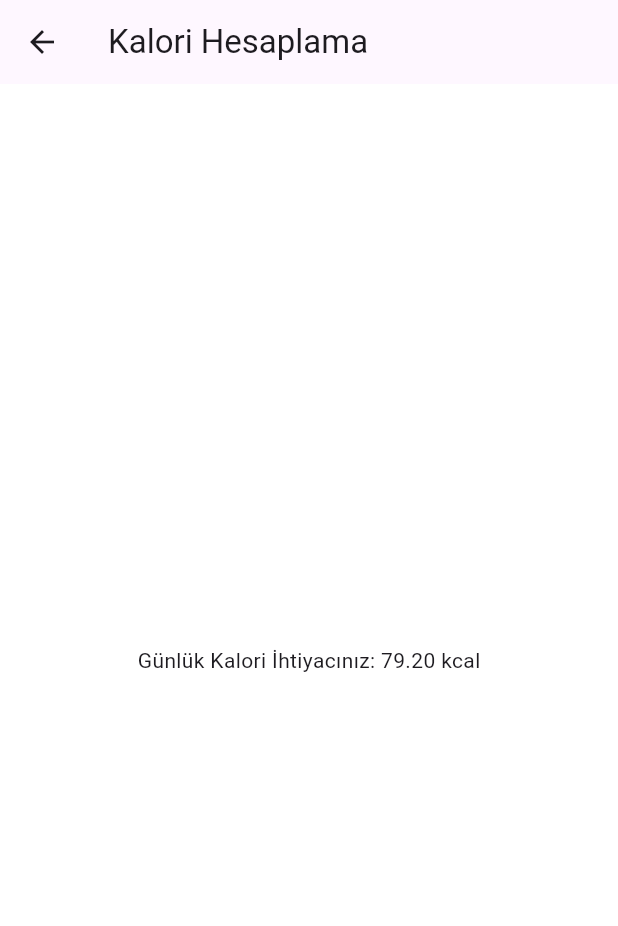
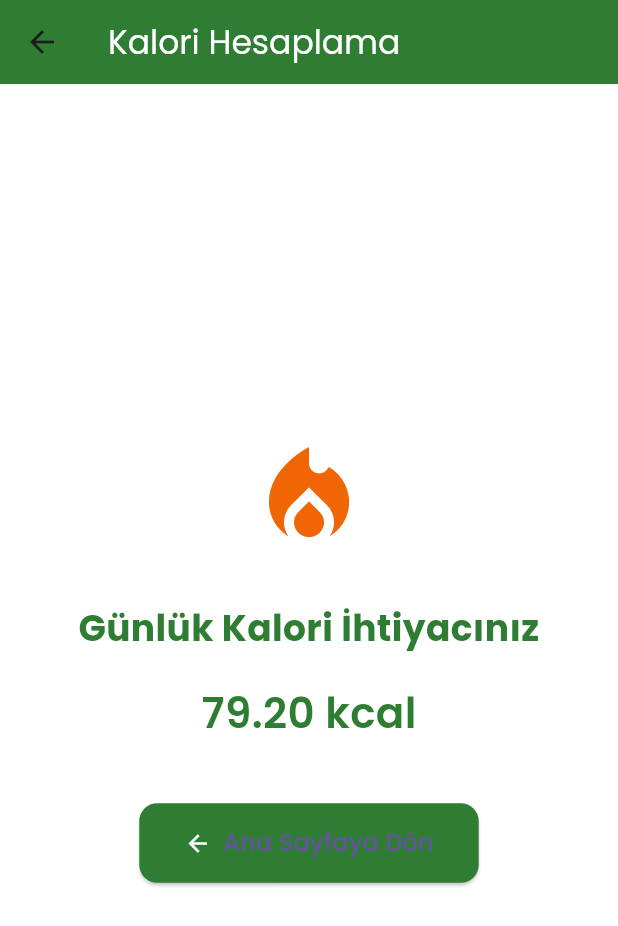
Before and after one commit to meelikeuyar/flutter_kalori_takip, a Flutter app: the screen it shows after launch, after a tap on "Kalori Hesapla", on a phone screen of 412 x 824 dp. Shown: the top 926 px of the screen. Run offline on Flutter 3.47's test engine with Material 3 defaults, Android fonts, the light colour scheme and no system bars; our stand-ins replace google_fonts.

Commit message:
guncellemeler yapildi

```diff
--- a/lib/hesaplaKalori.dart
+++ b/lib/hesaplaKalori.dart
@@ -1,4 +1,5 @@
 import 'package:flutter/material.dart';
+import 'package:google_fonts/google_fonts.dart';
 
 class HesaplaKalori extends StatelessWidget {
   final String cinsiyet;
@@ -20,7 +21,7 @@ class HesaplaKalori extends StatelessWidget {
     double bazalMetabolizma;
 
     if (cinsiyet == "Erkek") {
-      bazalMetabolizma = 66 + (13.7 * kilo) + (5 * (boy * 100)) - (4.7 * yas);
+      bazalMetabolizma = 66 + (13.7 * kilo) + (5 * (boy * 100)) - (6.8 * yas);
     } else {
       bazalMetabolizma = 655 + (9.6 * kilo) + (1.8 * (boy * 100)) - (4.7 * yas);
     }
@@ -33,12 +34,66 @@ class HesaplaKalori extends StatelessWidget {
     double kalori = hesaplaKalori();
 
     return Scaffold(
-      appBar: AppBar(title: const Text("Kalori Hesaplama")),
-      body: Center(
+      appBar: AppBar(
+        backgroundColor: const Color(0xFF2E7D32), // Yeni tema rengi
+        title: Text(
+          "Kalori Hesaplama",
+          style: GoogleFonts.poppins(color: Colors.white),
+        ),
+      ),
+      body: Container(
+        width: double.infinity,
+        padding: const EdgeInsets.all(24),
+        color: Colors.white,
         child: Column(
           mainAxisAlignment: MainAxisAlignment.center,
           children: [
-            Text("Günlük Kalori İhtiyacınız: ${kalori.toStringAsFixed(2)} kcal"),
+            Icon(
+              Icons.local_fire_department,
+              color: const Color.fromARGB(255, 240, 102, 4),
+              size: 80,
+            ),
+            const SizedBox(height: 30),
+            Text(
+              "Günlük Kalori İhtiyacınız",
+              style: GoogleFonts.poppins(
+                fontSize: 24,
+                fontWeight: FontWeight.bold,
+                color: const Color(0xFF2E7D32),
+              ),
+              textAlign: TextAlign.center,
+            ),
+            const SizedBox(height: 20),
+            Text(
+              "${kalori.toStringAsFixed(2)} kcal",
+              style: GoogleFonts.poppins(
+                fontSize: 28,
+                fontWeight: FontWeight.w600,
+                color: const Color(0xFF2E7D32),
+              ),
+            ),
+            const SizedBox(height: 40),
+            ElevatedButton.icon(
+              onPressed: () {
+                Navigator.pop(context);
+              },
+              icon: const Icon(Icons.arrow_back, color: Colors.white),
+              label: Text(
+                "Ana Sayfaya Dön",
+                style: GoogleFonts.poppins(
+                  fontSize: 16,
+                  fontWeight: FontWeight.w500,
+                ),
+              ),
+              style: ElevatedButton.styleFrom(
+                backgroundColor: const Color(0xFF2E7D32),
+                padding:
+                    const EdgeInsets.symmetric(horizontal: 30, vertical: 15),
+                shape: RoundedRectangleBorder(
+                  borderRadius: BorderRadius.circular(12),
+                ),
+              ),
+            )
           ],
         ),
       ),
--- a/lib/home_page.dart
+++ b/lib/home_page.dart
@@ -1,4 +1,5 @@
 import 'package:flutter/material.dart';
+import 'package:google_fonts/google_fonts.dart';
 import 'package:flutter_kalori_takip/hesaplaBMI.dart';
 import 'package:flutter_kalori_takip/hesaplaKalori.dart';
 
@@ -23,13 +24,21 @@ class _HomePageState extends State<HomePage> {
     "Çok Aktif": 1.725,
   };
 
+  final Color anaYesil = const Color(0xFF2E7D32);
+
   @override
   Widget build(BuildContext context) {
     return Scaffold(
       appBar: AppBar(
-        title:
-            const Text("Kalori Takip", style: TextStyle(color: Colors.white)),
-        backgroundColor: Colors.green,
+        title: Text(
+          "Kalori Takip",
+          style: GoogleFonts.poppins(
+            color: Colors.white,
+            fontWeight: FontWeight.bold,
+            fontSize: 22,
+          ),
+        ),
+        backgroundColor: anaYesil,
       ),
       body: Center(
         child: SingleChildScrollView(
@@ -44,19 +53,21 @@ class _HomePageState extends State<HomePage> {
                   height: 120,
                 ),
                 const SizedBox(height: 20),
-                const Text(
+                Text(
                   "Kalori Takip Uygulamasına Hoş Geldiniz!",
-                  style: TextStyle(
-                      fontSize: 24,
-                      fontWeight: FontWeight.bold,
-                      color: Colors.green),
+                  style: GoogleFonts.poppins(
+                    fontSize: 24,
+                    fontWeight: FontWeight.w700,
+                    color: anaYesil,
+                  ),
                   textAlign: TextAlign.center,
                 ),
                 const SizedBox(height: 20),
                 Row(
                   mainAxisAlignment: MainAxisAlignment.center,
                   children: [
-                    const Text("Cinsiyet: ", style: TextStyle(fontSize: 18)),
+                    Text("Cinsiyet: ",
+                        style: GoogleFonts.poppins(fontSize: 18)),
                     DropdownButton<String>(
                       value: cinsiyet,
                       onChanged: (String? newValue) {
@@ -68,7 +79,8 @@ class _HomePageState extends State<HomePage> {
                           .map<DropdownMenuItem<String>>((String value) {
                         return DropdownMenuItem<String>(
                           value: value,
-                          child: Text(value),
+                          child: Text(value,
+                              style: GoogleFonts.poppins(fontSize: 16)),
                         );
                       }).toList(),
                     ),
@@ -86,7 +98,8 @@ class _HomePageState extends State<HomePage> {
                       .map<DropdownMenuItem<String>>((String value) {
                     return DropdownMenuItem<String>(
                       value: value,
-                      child: Text(value),
+                      child:
+                          Text(value, style: GoogleFonts.poppins(fontSize: 16)),
                     );
                   }).toList(),
                 ),
@@ -96,8 +109,10 @@ class _HomePageState extends State<HomePage> {
                   keyboardType: TextInputType.number,
                   decoration: InputDecoration(
                     labelText: "Boy (metre cinsinden)",
+                    labelStyle: GoogleFonts.poppins(),
                     border: OutlineInputBorder(
-                        borderRadius: BorderRadius.circular(10)),
+                      borderRadius: BorderRadius.circular(10),
+                    ),
                   ),
                 ),
                 const SizedBox(height: 10),
@@ -106,8 +121,10 @@ class _HomePageState extends State<HomePage> {
                   keyboardType: TextInputType.number,
                   decoration: InputDecoration(
                     labelText: "Kilo (kg cinsinden)",
+                    labelStyle: GoogleFonts.poppins(),
                     border: OutlineInputBorder(
-                        borderRadius: BorderRadius.circular(10)),
+                      borderRadius: BorderRadius.circular(10),
+                    ),
                   ),
                 ),
                 const SizedBox(height: 10),
@@ -116,8 +133,10 @@ class _HomePageState extends State<HomePage> {
                   keyboardType: TextInputType.number,
                   decoration: InputDecoration(
                     labelText: "Yaş",
+                    labelStyle: GoogleFonts.poppins(),
                     border: OutlineInputBorder(
-                        borderRadius: BorderRadius.circular(10)),
+                      borderRadius: BorderRadius.circular(10),
+                    ),
                   ),
                 ),
                 const SizedBox(height: 20),
@@ -149,9 +168,10 @@ class _HomePageState extends State<HomePage> {
                     shape: RoundedRectangleBorder(
                         borderRadius: BorderRadius.circular(12)),
                   ),
-                  child: const Text(
+                  child: Text(
                     "Kalori Hesapla",
-                    style: TextStyle(fontSize: 18, color: Colors.white),
+                    style: GoogleFonts.poppins(
+                        fontSize: 18, color: Colors.white),
                   ),
                 ),
                 const SizedBox(height: 20),
@@ -168,15 +188,16 @@ class _HomePageState extends State<HomePage> {
                     );
                   },
                   style: ElevatedButton.styleFrom(
-                    backgroundColor: Colors.green,
+                    backgroundColor: anaYesil,
                     padding: const EdgeInsets.symmetric(
                         vertical: 15, horizontal: 40),
                     shape: RoundedRectangleBorder(
                         borderRadius: BorderRadius.circular(12)),
                   ),
-                  child: const Text(
+                  child: Text(
                     "Vücut Kitle Endeksi Hesapla",
-                    style: TextStyle(fontSize: 18, color: Colors.white),
+                    style: GoogleFonts.poppins(
+                        fontSize: 18, color: Colors.white),
                   ),
                 ),
               ],
```
Also changed, not shown: lib/hesaplaBMI.dart (+93 -11 lines), pubspec.yaml (+6 -72 lines).
